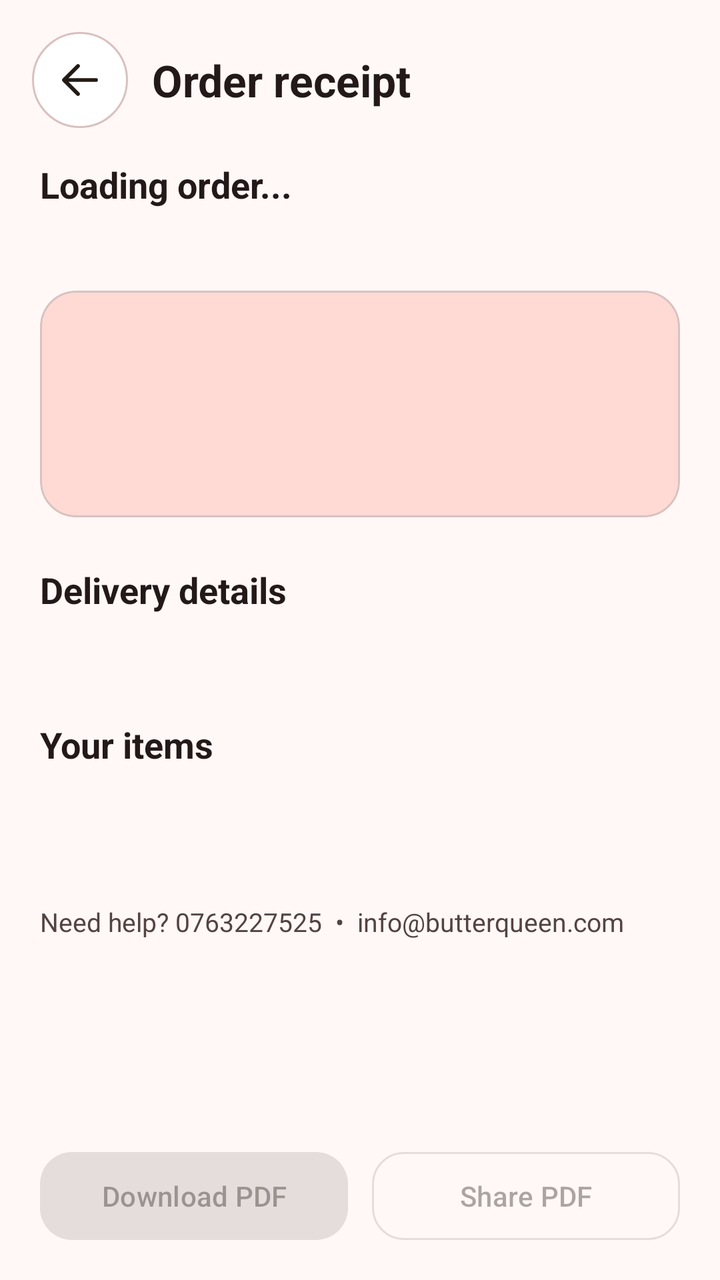
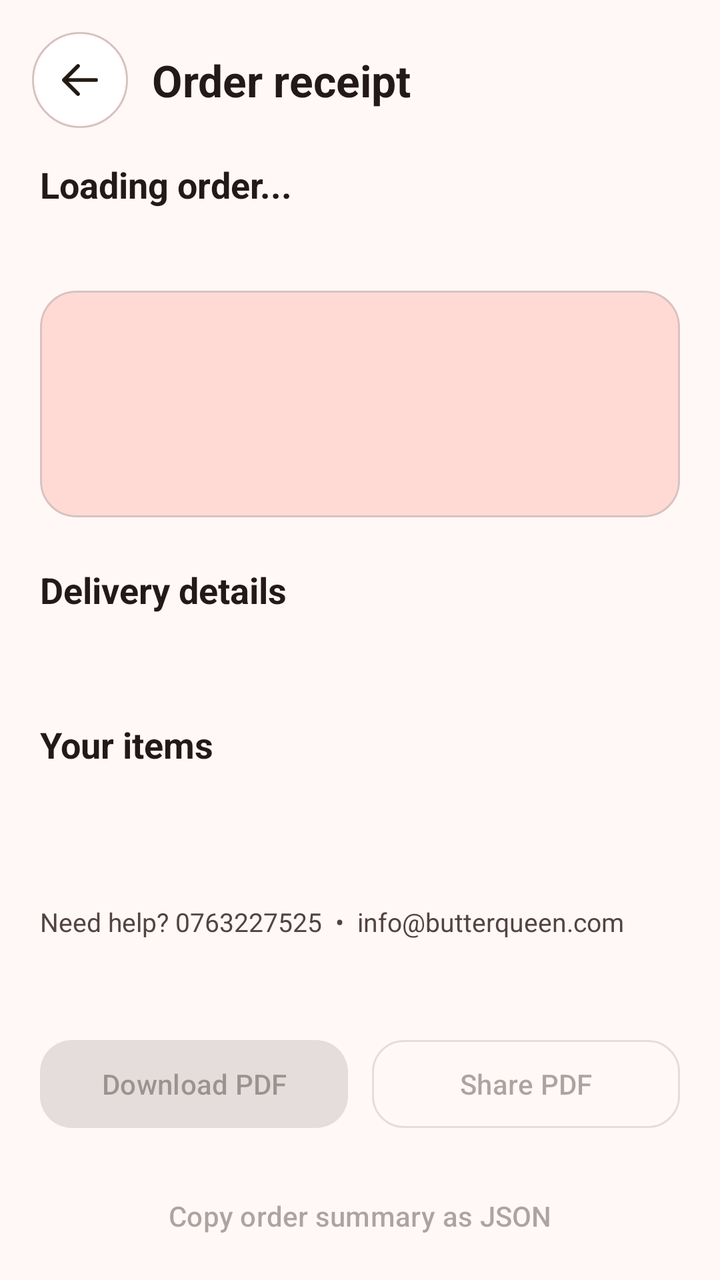

The first picture is an Android layout as it rendered before a commit; the second is the same layout after the commit. The layout source and the unified diff follow.
<!-- AndroidManifest.xml: application theme Theme.ButterQueen -->
<!-- res/layout/activity_order_receipt.xml -->
<?xml version="1.0" encoding="utf-8"?>
<LinearLayout xmlns:android="http://schemas.android.com/apk/res/android"
    xmlns:app="http://schemas.android.com/apk/res-auto"
    android:id="@+id/receiptRoot"
    android:layout_width="match_parent"
    android:layout_height="match_parent"
    android:background="@color/md_theme_background"
    android:orientation="vertical">

    <LinearLayout
        android:layout_width="match_parent"
        android:layout_height="wrap_content"
        android:gravity="center_vertical"
        android:padding="16dp">
        <ImageButton
            android:id="@+id/receiptBack"
            android:layout_width="48dp"
            android:layout_height="48dp"
            android:background="@drawable/bg_bq_icon_surface"
            android:contentDescription="Back to orders"
            android:padding="12dp"
            android:src="@drawable/ic_bq_back"
            android:tint="@color/md_theme_onSurface" />
        <TextView
            android:layout_width="wrap_content"
            android:layout_height="wrap_content"
            android:layout_marginStart="12dp"
            android:text="Order receipt"
            android:textColor="@color/md_theme_onBackground"
            android:textSize="22sp"
            android:textStyle="bold" />
    </LinearLayout>

    <ScrollView
        android:layout_width="match_parent"
        android:layout_height="0dp"
        android:layout_weight="1"
        android:fillViewport="true">
        <LinearLayout
            android:layout_width="match_parent"
            android:layout_height="wrap_content"
            android:orientation="vertical"
            android:paddingStart="20dp"
            android:paddingEnd="20dp"
            android:paddingBottom="24dp">

            <TextView
                android:id="@+id/receiptReference"
                android:layout_width="match_parent"
                android:layout_height="wrap_content"
                android:text="Loading order..."
                android:textColor="@color/md_theme_onBackground"
                android:textIsSelectable="true"
                android:textSize="18sp"
                android:textStyle="bold" />
            <TextView
                android:id="@+id/receiptDate"
                android:layout_width="match_parent"
                android:layout_height="wrap_content"
                android:layout_marginTop="4dp"
                android:textColor="@color/md_theme_onSurfaceVariant"
                android:textSize="14sp" />

            <com.google.android.material.card.MaterialCardView
                android:layout_width="match_parent"
                android:layout_height="wrap_content"
                android:layout_marginTop="18dp"
                app:cardCornerRadius="18dp"
                app:cardBackgroundColor="@color/md_theme_primaryContainer" app:strokeColor="@color/md_theme_outlineVariant" app:strokeWidth="1dp">
                <LinearLayout
                    android:layout_width="match_parent"
                    android:layout_height="wrap_content"
                    android:orientation="vertical"
                    android:padding="18dp">
                    <TextView
                        android:id="@+id/receiptOrderStatus"
                        android:layout_width="match_parent"
                        android:layout_height="wrap_content"
                        android:textColor="@color/md_theme_onPrimaryContainer"
                        android:textSize="17sp"
                        android:textStyle="bold" />
                    <TextView
                        android:id="@+id/receiptPayment"
                        android:layout_width="match_parent"
                        android:layout_height="wrap_content"
                        android:layout_marginTop="8dp"
                        android:textColor="@color/md_theme_onPrimaryContainer"
                        android:textSize="14sp" />
                    <TextView
                        android:id="@+id/receiptNotice"
                        android:layout_width="match_parent"
                        android:layout_height="wrap_content"
                        android:layout_marginTop="10dp"
                        android:textColor="@color/md_theme_onPrimaryContainer"
                        android:textSize="13sp" />
                </LinearLayout>
            </com.google.android.material.card.MaterialCardView>

            <TextView
                android:layout_width="match_parent"
                android:layout_height="wrap_content"
                android:layout_marginTop="24dp"
                android:text="Delivery details"
                android:textColor="@color/md_theme_onBackground"
                android:textSize="18sp"
                android:textStyle="bold" />
            <TextView
                android:id="@+id/receiptCustomer"
                android:layout_width="match_parent"
                android:layout_height="wrap_content"
                android:layout_marginTop="10dp"
                android:textColor="@color/md_theme_onBackground"
                android:textSize="14sp"
                android:textIsSelectable="true" />

            <TextView
                android:layout_width="match_parent"
                android:layout_height="wrap_content"
                android:layout_marginTop="24dp"
                android:text="Your items"
                android:textColor="@color/md_theme_onBackground"
                android:textSize="18sp"
                android:textStyle="bold" />
            <LinearLayout
                android:id="@+id/receiptItems"
                android:layout_width="match_parent"
                android:layout_height="wrap_content"
                android:orientation="vertical" />

            <TextView
                android:id="@+id/receiptTotals"
                android:layout_width="match_parent"
                android:layout_height="wrap_content"
                android:layout_marginTop="22dp"
                android:textColor="@color/md_theme_onBackground"
                android:textSize="16sp"
                android:textStyle="bold" />
            <TextView
                android:layout_width="match_parent"
                android:layout_height="wrap_content"
                android:layout_marginTop="24dp"
                android:text="Need help? 0763227525  •  info@butterqueen.com"
                android:textColor="@color/md_theme_onSurfaceVariant"
                android:textSize="13sp" />
        </LinearLayout>
    </ScrollView>

    <LinearLayout
        android:layout_width="match_parent"
        android:layout_height="wrap_content"
        android:layout_marginStart="20dp"
        android:layout_marginEnd="20dp"
        android:layout_marginBottom="16dp"
        android:orientation="horizontal">

        <com.google.android.material.button.MaterialButton
            android:id="@+id/receiptDownload"
            android:layout_width="0dp"
            android:layout_height="52dp"
            android:layout_weight="1"
            android:layout_marginEnd="6dp"
            android:enabled="false"
            android:text="Download PDF"
            android:textAllCaps="false"
            app:cornerRadius="16dp" />

        <com.google.android.material.button.MaterialButton
            android:id="@+id/receiptShare"
            style="@style/Widget.Material3.Button.OutlinedButton"
            android:layout_width="0dp"
            android:layout_height="52dp"
            android:layout_weight="1"
            android:layout_marginStart="6dp"
            android:enabled="false"
            android:text="Share PDF"
            android:textAllCaps="false"
            app:cornerRadius="16dp" />
    </LinearLayout>
</LinearLayout>
<!-- resources referenced by this layout -->
<resources>
  <color name="md_theme_background">#FFF8F7</color>
  <color name="md_theme_onBackground">#231918</color>
  <color name="md_theme_onPrimaryContainer">#73342D</color>
  <color name="md_theme_onSurface">#221A14</color>
  <color name="md_theme_onSurfaceVariant">#534341</color>
  <color name="md_theme_outlineVariant">#D8C2BF</color>
  <color name="md_theme_primaryContainer">#FFDAD5</color>
  <!-- drawable bg_bq_icon_surface (drawable) -->
  <shape xmlns:android="http://schemas.android.com/apk/res/android" android:shape="oval"><solid android:color="@color/md_theme_surfaceContainerLowest"/><stroke android:width="1dp" android:color="@color/md_theme_outlineVariant"/></shape>
  <!-- drawable ic_bq_back (drawable) -->
  <vector xmlns:android="http://schemas.android.com/apk/res/android"
      android:width="24dp" android:height="24dp"
      android:viewportWidth="24" android:viewportHeight="24">
      <path android:fillColor="@android:color/transparent"
          android:strokeColor="#FF000000" android:strokeWidth="1.9"
          android:strokeLineCap="round" android:strokeLineJoin="round"
          android:pathData="M20,12 H4 M11,5 L4,12 11,19" />
  </vector>
  <color name="md_theme_surfaceContainerLowest">#FFFFFF</color>
  <color name="md_theme_primary">#904A42</color>
  <color name="md_theme_onPrimary">#FFFFFF</color>
  <color name="md_theme_secondary">#775652</color>
  <color name="md_theme_onSecondary">#FFFFFF</color>
  <color name="md_theme_secondaryContainer">#FFDAD5</color>
  <color name="md_theme_onSecondaryContainer">#5D3F3B</color>
  <color name="md_theme_tertiary">#835415</color>
  <color name="md_theme_onTertiary">#FFFFFF</color>
  <color name="md_theme_tertiaryContainer">#FFDDBA</color>
  <color name="md_theme_onTertiaryContainer">#673D00</color>
  <color name="md_theme_error">#BA1A1A</color>
  <color name="md_theme_onError">#FFFFFF</color>
  <color name="md_theme_errorContainer">#FFDAD6</color>
  <color name="md_theme_onErrorContainer">#93000A</color>
  <color name="md_theme_surface">#FFF8F5</color>
  <color name="md_theme_surfaceVariant">#F5DDDA</color>
  <color name="md_theme_outline">#857370</color>
  <!-- unchanged entries left out for length: 1 -->
</resources>

<!-- the commit's change to res/layout/activity_order_receipt.xml (unified diff, before → after) -->
@@ -176,4 +176,16 @@
             android:textAllCaps="false"
             app:cornerRadius="16dp" />
     </LinearLayout>
+
+    <com.google.android.material.button.MaterialButton
+        android:id="@+id/receiptCopyJson"
+        style="@style/Widget.Material3.Button.TextButton"
+        android:layout_width="match_parent"
+        android:layout_height="48dp"
+        android:layout_marginStart="20dp"
+        android:layout_marginEnd="20dp"
+        android:layout_marginBottom="8dp"
+        android:enabled="false"
+        android:text="Copy order summary as JSON"
+        android:textAllCaps="false" />
 </LinearLayout>
